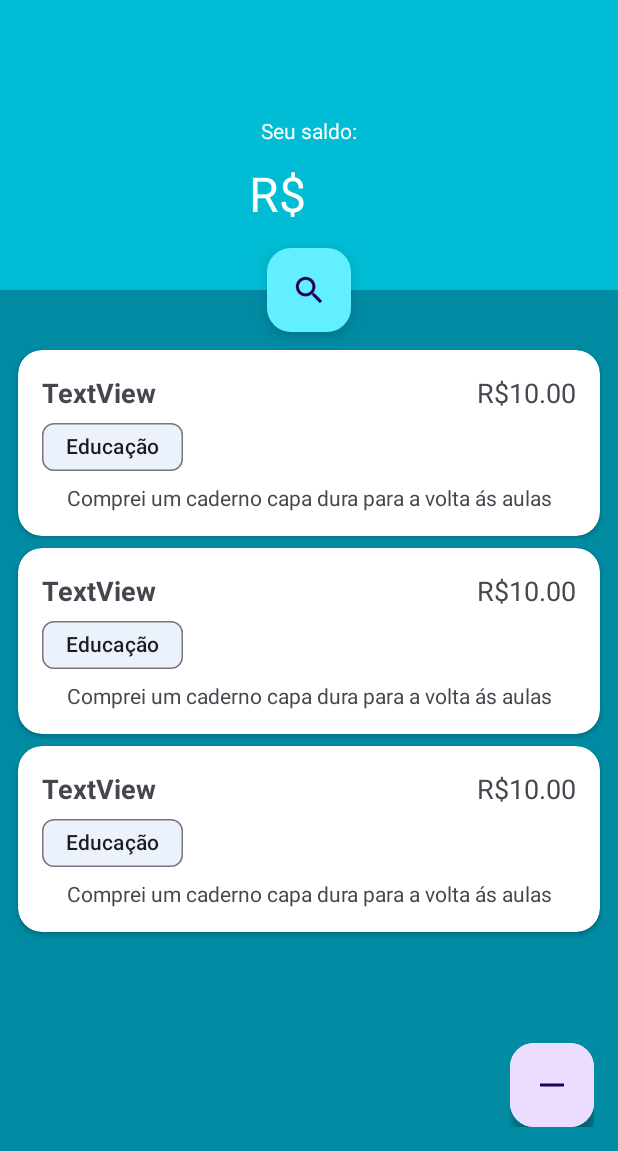
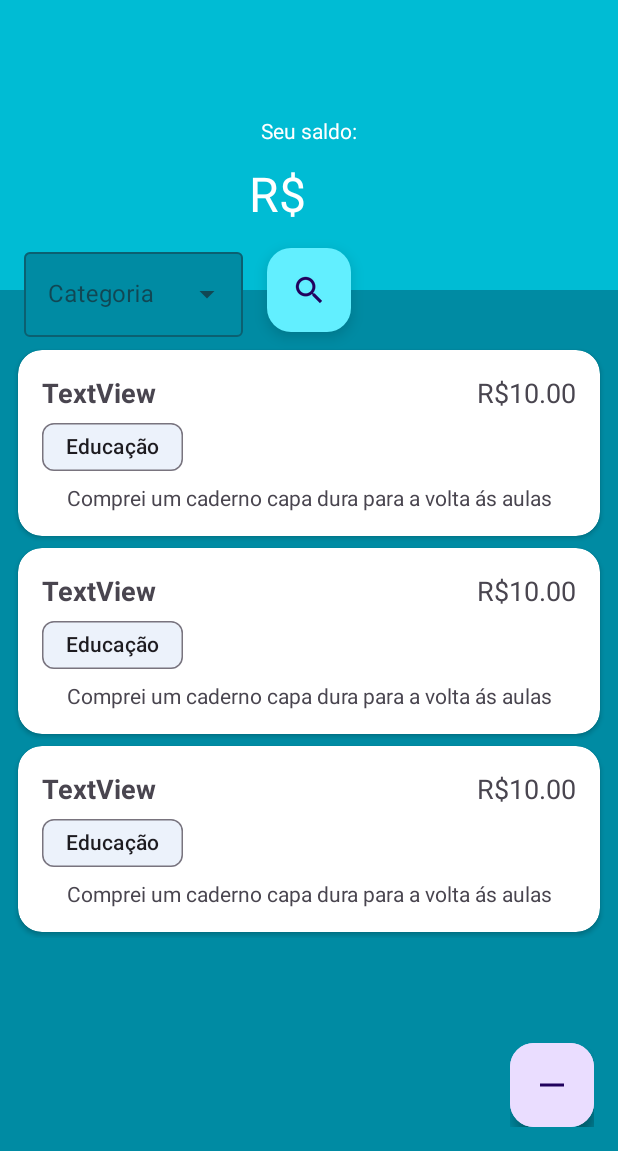
Before and after one commit to Pedro-Luigi/Organizze-Clone, an Android app: the layout activity_home.xml on its own in the app's theme, with its tools: preview values and no code run, on a phone screen of 412 x 824 dp, the part 85-1236 px from its top. Run offline under Robolectric (Android 15) with nearby library versions, the phone set to English and light mode, and no system bars; plain views replace FloatingActionButton, FloatingActionMenu.

```diff
--- a/app/src/main/res/layout/activity_home.xml
+++ b/app/src/main/res/layout/activity_home.xml
@@ -219,5 +219,27 @@
         app:layout_constraintTop_toBottomOf="@+id/fab_searce"
         app:layout_constraintVertical_bias="0.8" />
 
+    <com.google.android.material.textfield.TextInputLayout
+        android:id="@+id/chip_source_category"
+        style="@style/Widget.MaterialComponents.TextInputLayout.OutlinedBox.ExposedDropdownMenu"
+        android:layout_width="0dp"
+        android:layout_height="wrap_content"
+        android:layout_margin="@dimen/fab_margin"
+        android:hint="Categoria"
+        android:elevation="2dp"
+        app:boxBackgroundColor="@color/primaryDarkColor"
+        app:layout_constraintBottom_toBottomOf="@+id/constraintLayout3"
+        app:layout_constraintEnd_toStartOf="@id/fab_searce"
+        app:layout_constraintStart_toStartOf="parent"
+        app:layout_constraintTop_toBottomOf="@+id/constraintLayout3">
+
+        <AutoCompleteTextView
+            android:id="@+id/actv_category"
+            android:layout_width="match_parent"
+            android:layout_height="wrap_content"
+            android:inputType="none" />
+
+    </com.google.android.material.textfield.TextInputLayout>
+
 
 </androidx.constraintlayout.widget.ConstraintLayout>
```
Also changed, not shown: app/src/main/java/com/courseudemy/organizzeclone/ui/HomeActivity.kt (+34 -5 lines).
